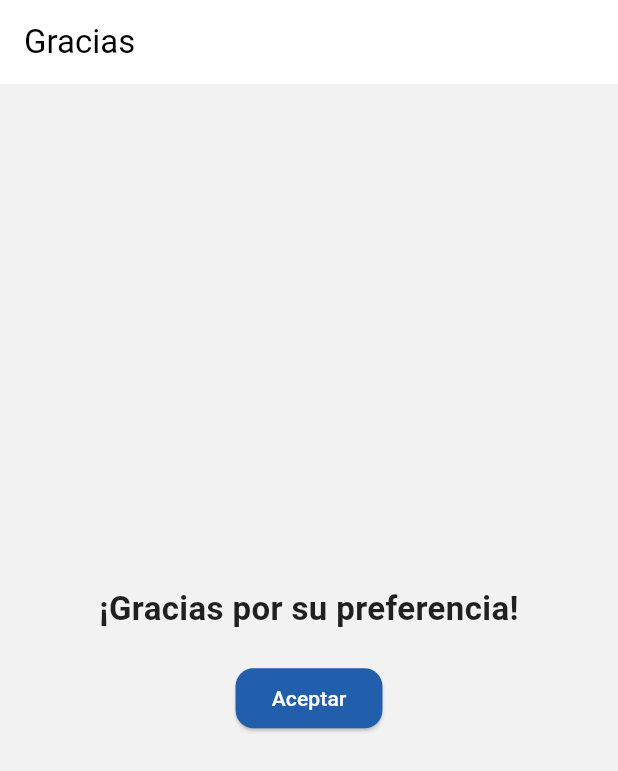
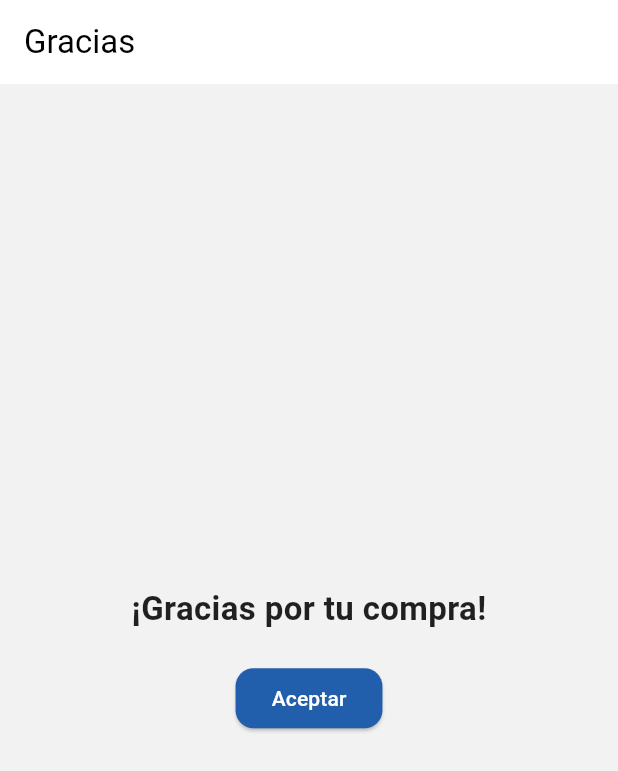
Before and after one commit to jacobianofx/paycar_app, a Flutter app: the ThanksScreen screen opened by its route, on a phone screen of 412 x 824 dp. Shown: the top 771 px of the screen. Run offline on Flutter 3.47's test engine with Material 3 defaults, Android fonts, the phone set to English and light mode, and no system bars; our stand-ins replace dio, go_router, shared_preferences; accounts and stored records are empty.

Commit message:
Update thanks_screen.dart

```diff
--- a/lib/presentation/screens/thanks_screen.dart
+++ b/lib/presentation/screens/thanks_screen.dart
@@ -15,7 +15,7 @@ class ThanksScreen extends StatelessWidget {
             mainAxisSize: MainAxisSize.min,
             children: [
               const Text(
-                '¡Gracias por su preferencia!',
+                '¡Gracias por tu compra!',
                 style: TextStyle(fontSize: 22, fontWeight: FontWeight.bold),
                 textAlign: TextAlign.center,
               ),
```
